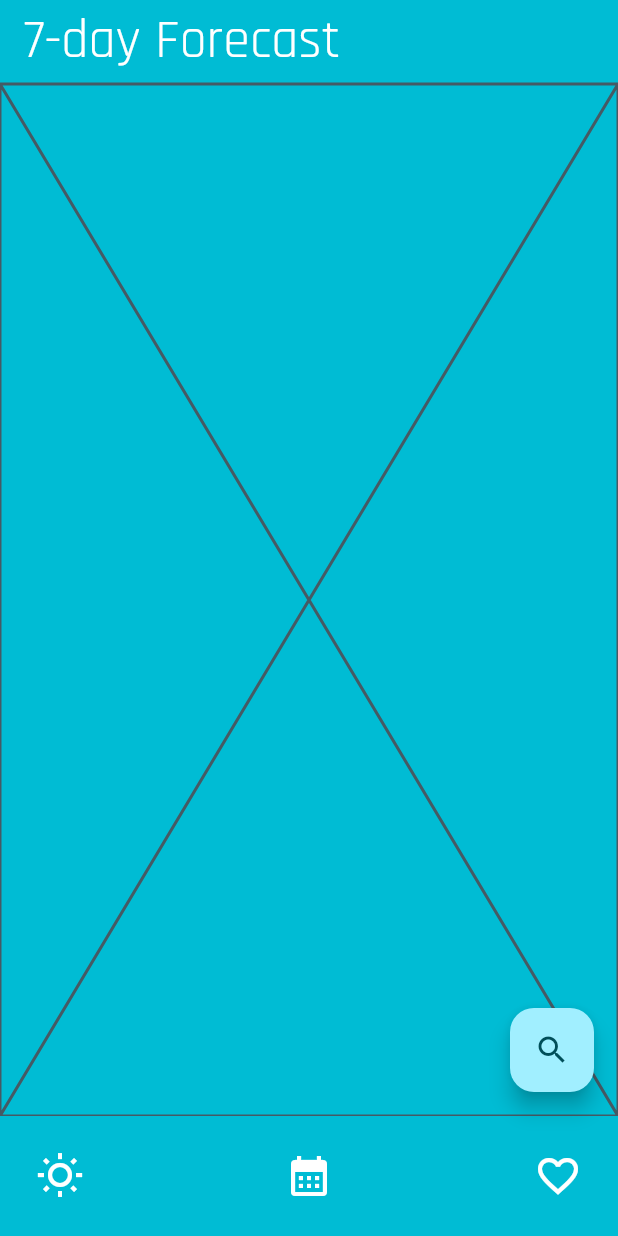
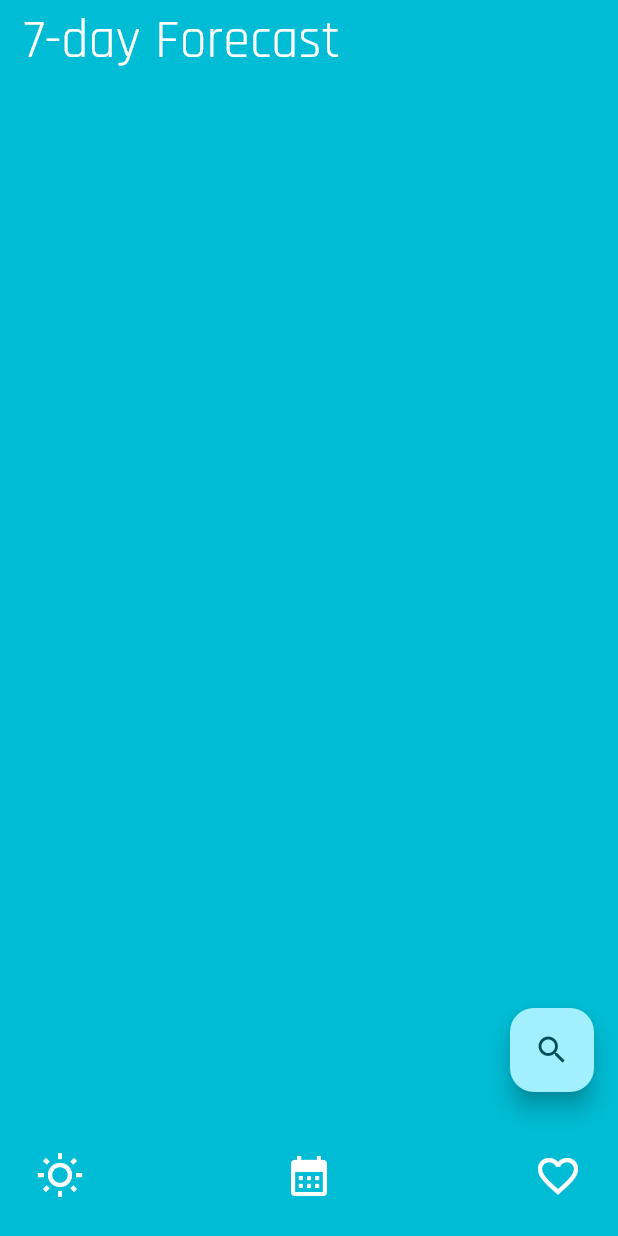
Before and after one commit to Rapithwin/flutter_weather, a Flutter app: the screen it shows after launch, item 2 of the bottom bar chosen, on a phone screen of 412 x 824 dp. Run offline on Flutter 3.47's test engine with Material 3 defaults, Android fonts, the phone set to English and light mode, and no system bars; our stand-ins replace bloc, equatable, flutter_bloc, google_fonts, hydrated_bloc.

Commit message:
error and empty pages for forecast

```diff
--- a/lib/forecast/widgets/forecast_empty.dart
+++ b/lib/forecast/widgets/forecast_empty.dart
@@ -5,6 +5,8 @@ class ForecastEmpty extends StatelessWidget {
 
   @override
   Widget build(BuildContext context) {
-    return const Placeholder();
+    return Scaffold(
+      backgroundColor: Colors.transparent,
+    );
   }
 }
```
Also changed, not shown: lib/forecast/widgets/forecast_error.dart (+9 -1 lines).
